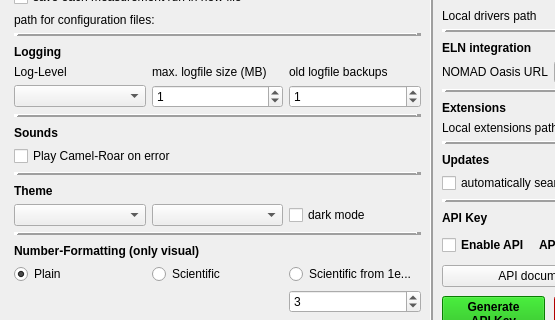
Before: the Qt Designer form nomad_camels/gui/settings_window.ui in FAU-LAP/NOMAD-CAMELS, drawn with Qt 5; both pictures show x 0 to 555 and y 154 to 474 of the 670 by 606 pixel window.
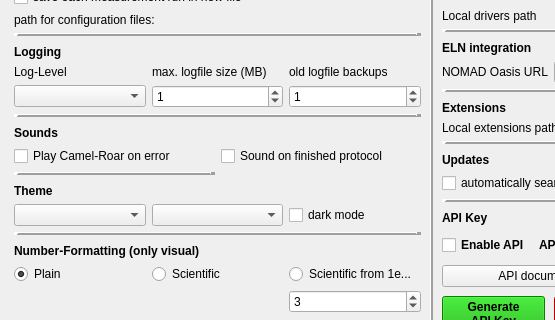
After: the same form once the commit is applied. Icons and pictures are not drawn. Custom widgets are drawn as their Qt base class.

Commit message: can now play a sound effect (select checkbox in settings) when protocol is doen

What changed in the file:
```diff
--- a/nomad_camels/gui/settings_window.ui
+++ b/nomad_camels/gui/settings_window.ui
@@ -305,6 +305,13 @@
            </property>
           </widget>
          </item>
+         <item row="1" column="1">
+          <widget class="QCheckBox" name="checkBox_finished_sound">
+           <property name="text">
+            <string>Sound on finished protocol</string>
+           </property>
+          </widget>
+         </item>
         </layout>
        </widget>
       </item>
```
Left out of the diff: 14 changed lines with no effect on the pictures. The commit also changes 6 other files.
